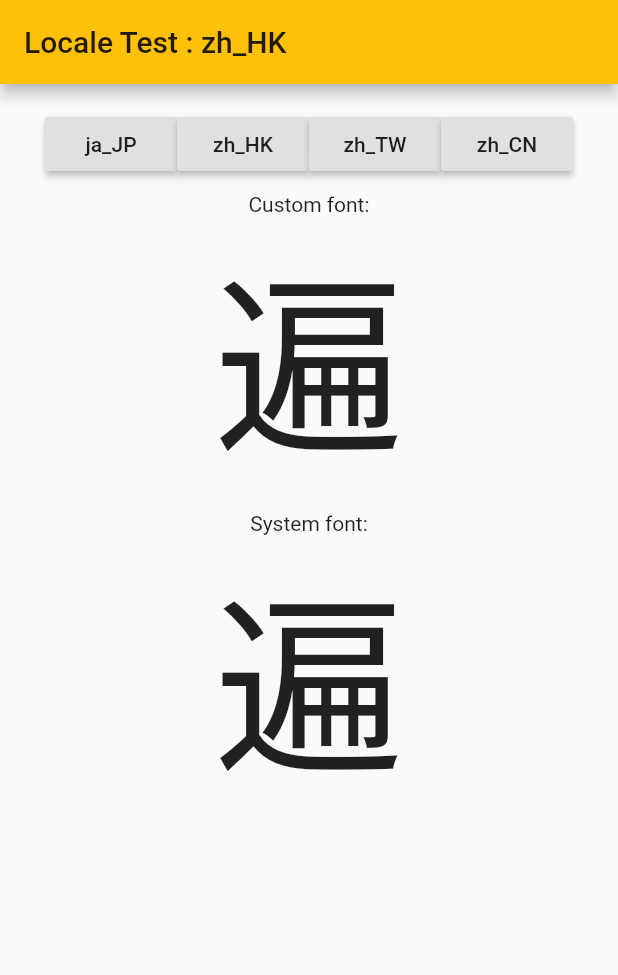
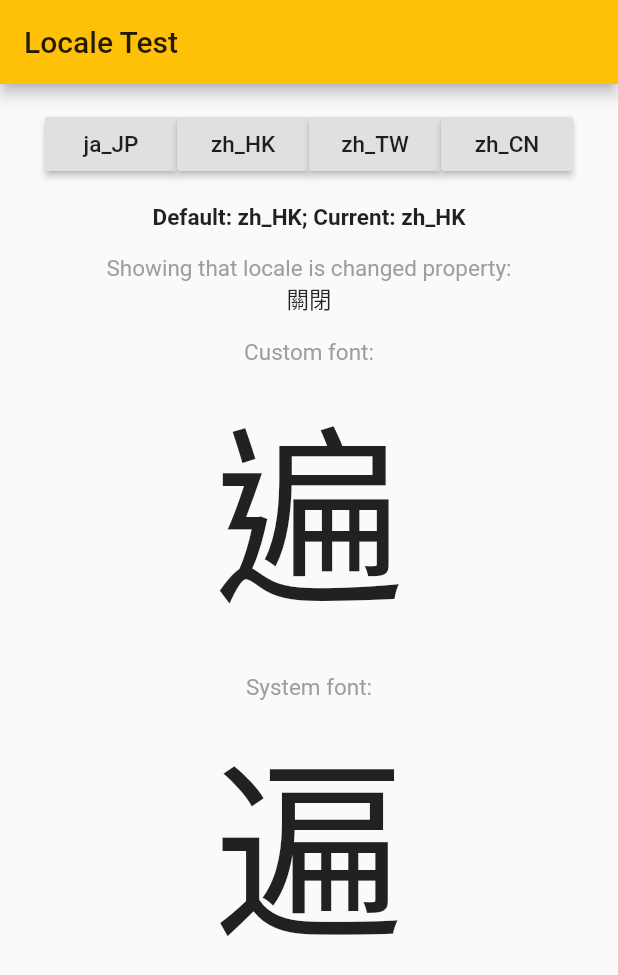
Before and after one commit to tamcy/flutter_cjktest, a Flutter app: the screen it shows after launch, on a phone screen of 412 x 824 dp. Shown: the top 975 px of the screen. Run offline on Flutter 3.47's test engine with Material 2 defaults, Android fonts, the phone set to English and light mode, and no system bars.

Commit message:
ui update

```diff
--- a/lib/main.dart
+++ b/lib/main.dart
@@ -1,4 +1,5 @@
 import 'package:flutter/material.dart';
+import 'package:flutter_localizations/flutter_localizations.dart';
 
 void main() => runApp(new MyApp());
 
@@ -34,6 +35,16 @@ class MyAppState extends State<MyApp> {
   @override
   Widget build(BuildContext context) {
     return new MaterialApp(
+      localizationsDelegates: [
+        GlobalMaterialLocalizations.delegate,
+        GlobalWidgetsLocalizations.delegate,
+      ],
+      supportedLocales: [
+        const Locale('zh', 'HK'),
+        const Locale('zh', 'TW'),
+        const Locale('zh', 'CN'),
+        const Locale('ja', 'JP'),
+      ],
       locale: _locale,
       title: 'Locale Test',
       theme: new ThemeData(
@@ -66,7 +77,7 @@ class _MyHomePageState extends State<MyHomePage> {
     Locale currentLocale = getLocaleController(context).locale;
     return new Scaffold(
         appBar: new AppBar(
-          title: new Text('${widget.title} : ${currentLocale.toString()}'),
+          title: new Text('${widget.title}'),
         ),
         body: new Center(
           child: new Column(
@@ -83,11 +94,18 @@ class _MyHomePageState extends State<MyHomePage> {
                   new ChangeLocaleButton(const Locale('zh', 'CN')),
                 ],
               ),
-              new Padding(padding: EdgeInsets.only(bottom: 8.0)),
-              new Text('Custom font:'),
+              new Padding(padding: EdgeInsets.only(bottom: 16.0)),
+              new Text('Default: ${defaultLocale.toString()}; Current: ${currentLocale.toString()}', style:
+                new TextStyle(fontWeight: FontWeight.w600),),
+              new Padding(padding: EdgeInsets.only(bottom: 16.0)),
+              new Text('Showing that locale is changed property:', style: new TextStyle(color: Colors.grey),),
+              new Text(MaterialLocalizations.of(context).closeButtonTooltip),
+              new Padding(padding: EdgeInsets.only(bottom: 16.0)),
+              //
+              new Text('Custom font:', style: new TextStyle(color: Colors.grey),),
               new Text(demoWord, style: new TextStyle(fontSize: 128.0, fontFamily: 'LoclTest')),
-              new Padding(padding: EdgeInsets.only(bottom: 8.0)),
-              new Text('System font:'),
+              new Padding(padding: EdgeInsets.only(bottom: 16.0)),
+              new Text('System font:', style: new TextStyle(color: Colors.grey),),
               new Text(demoWord, style: new TextStyle(fontSize: 128.0)),
             ],
           ),
--- a/pubspec.yaml
+++ b/pubspec.yaml
@@ -16,6 +16,10 @@ dependencies:
   # The following adds the Cupertino Icons font to your application.
   # Use with the CupertinoIcons class for iOS style icons.
   cupertino_icons: ^0.1.2
+  flutter_localizations:
+    sdk: flutter
+  intl: ^0.15.5
+  intl_translation: ^0.16.6
 
 dev_dependencies:
   flutter_test:
```
Also changed, not shown: pubspec.lock.
